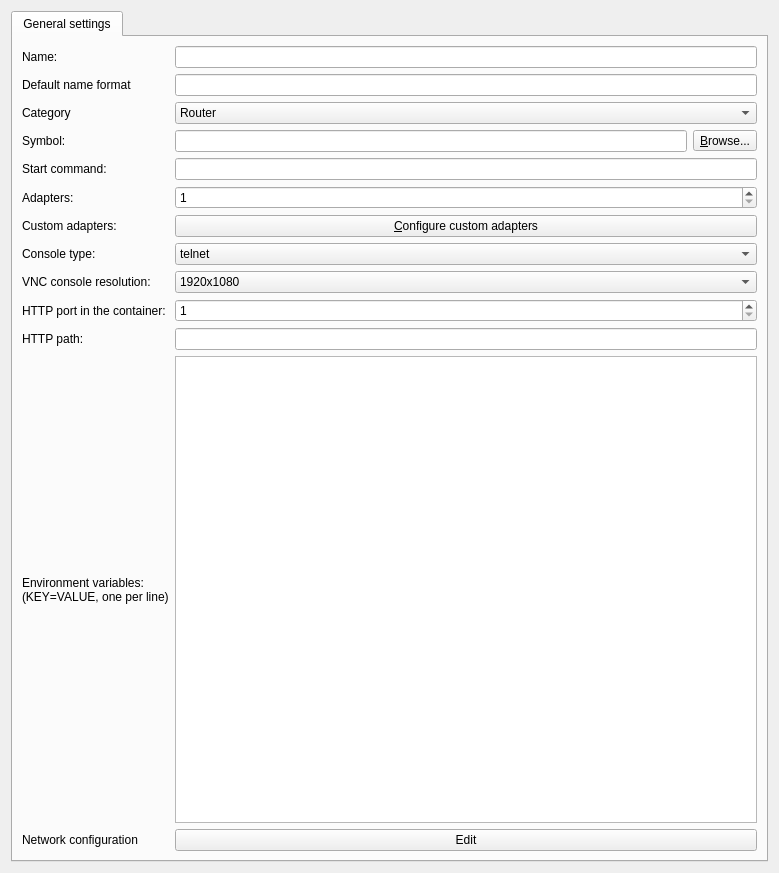
Before: the Qt Designer form gns3/modules/docker/ui/docker_vm_configuration_page.ui in GNS3/gns3-gui, drawn with Qt 5.
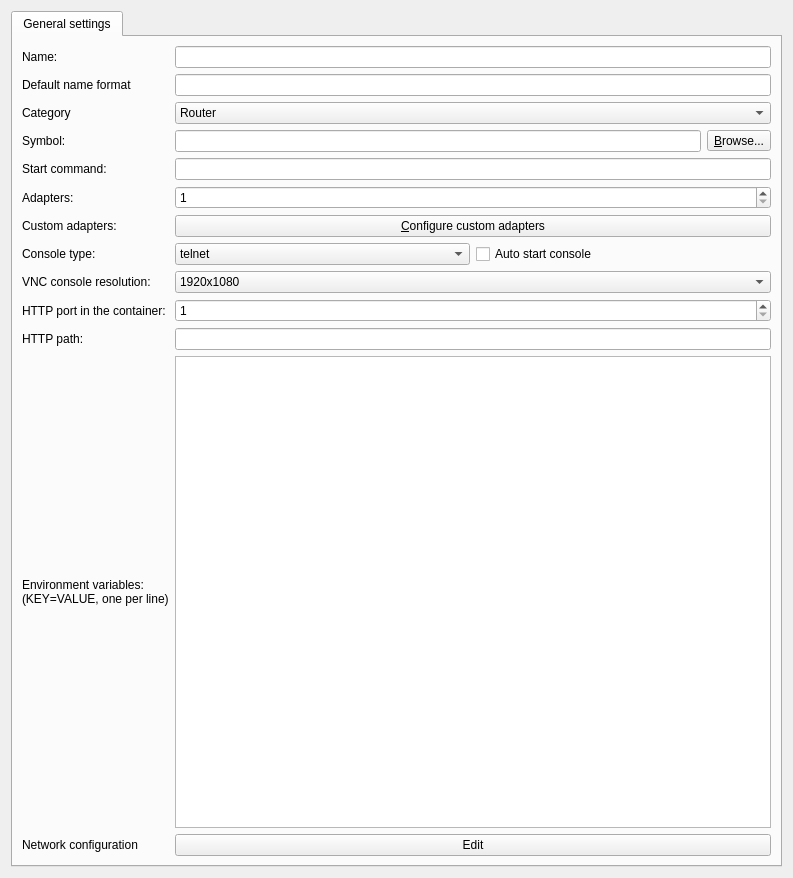
After: the same form once the commit is applied.

Commit message: Support for console auto start. Fixes #1910

Patch:
```diff
--- a/gns3/modules/docker/ui/docker_vm_configuration_page.ui
+++ b/gns3/modules/docker/ui/docker_vm_configuration_page.ui
@@ -6,8 +6,8 @@
    <rect>
     <x>0</x>
     <y>0</y>
-    <width>779</width>
-    <height>873</height>
+    <width>793</width>
+    <height>878</height>
    </rect>
   </property>
   <property name="windowTitle">
@@ -145,6 +145,11 @@
         </widget>
        </item>
        <item row="7" column="1">
+        <layout class="QHBoxLayout" name="horizontalLayout">
+         <property name="sizeConstraint">
+          <enum>QLayout::SetNoConstraint</enum>
+         </property>
+         <item>
         <widget class="QComboBox" name="uiConsoleTypeComboBox">
          <item>
           <property name="text">
@@ -172,6 +177,15 @@
           </property>
          </item>
         </widget>
+         </item>
+         <item>
+          <widget class="QCheckBox" name="uiConsoleAutoStartCheckBox">
+           <property name="text">
+            <string>Auto start console</string>
+           </property>
+          </widget>
+         </item>
+        </layout>
        </item>
        <item row="8" column="0">
         <widget class="QLabel" name="uiConsoleResolutionLabel">
```
Lines whose indentation alone changed are shown as unchanged. The commit also changes 42 other files.
